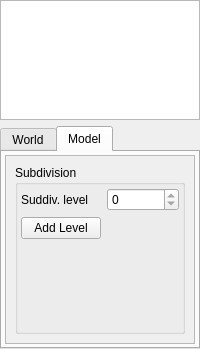
Qt form src/gui/scenedatapannel.ui (Keelash/Firefly) before a commit.
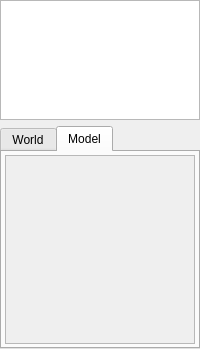
The same form after that commit.

```diff
--- a/src/gui/scenedatapannel.ui
+++ b/src/gui/scenedatapannel.ui
@@ -106,50 +106,7 @@
             <height>182</height>
            </rect>
           </property>
-          <layout class="QVBoxLayout" name="verticalLayout_3">
-           <item>
-            <widget class="QGroupBox" name="subdivision_group">
-             <property name="title">
-              <string>Subdivision</string>
-             </property>
-             <layout class="QFormLayout" name="formLayout">
-              <property name="leftMargin">
-               <number>3</number>
-              </property>
-              <property name="topMargin">
-               <number>3</number>
-              </property>
-              <property name="rightMargin">
-               <number>3</number>
-              </property>
-              <property name="bottomMargin">
-               <number>3</number>
-              </property>
-              <item row="0" column="0">
-               <widget class="QLabel" name="subdivision_label">
-                <property name="text">
-                 <string>Suddiv. level</string>
-                </property>
-               </widget>
-              </item>
-              <item row="0" column="1">
-               <widget class="QSpinBox" name="subdivision_spinBox">
-                <property name="maximum">
-                 <number>0</number>
-                </property>
-               </widget>
-              </item>
-              <item row="1" column="0">
-               <widget class="QPushButton" name="add_subdiv_pushButton">
-                <property name="text">
-                 <string>Add Level</string>
-                </property>
-               </widget>
-              </item>
-             </layout>
-            </widget>
-           </item>
-          </layout>
+          <layout class="QVBoxLayout" name="verticalLayout_3"/>
          </widget>
         </widget>
        </item>
```
